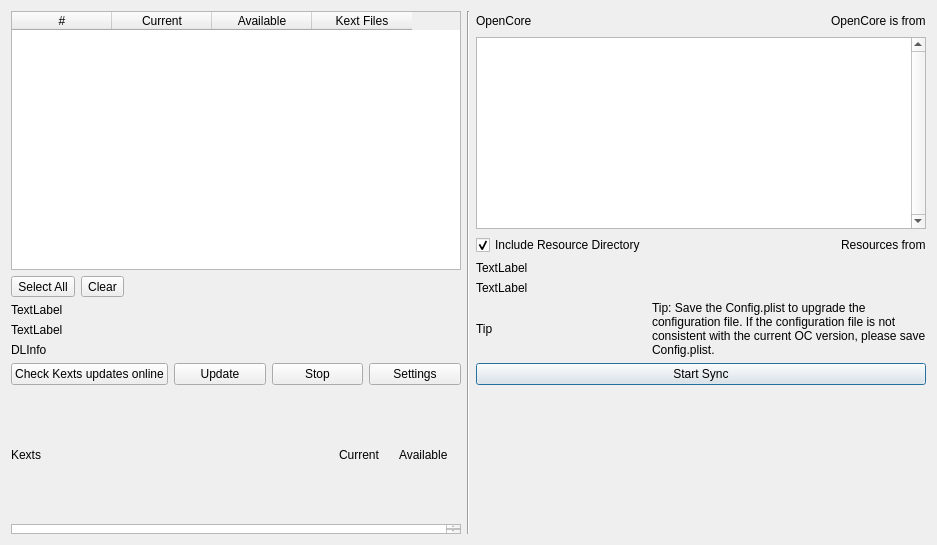
ic005k/OCAuxiliaryTools, file syncocdialog.ui: the form before one commit.
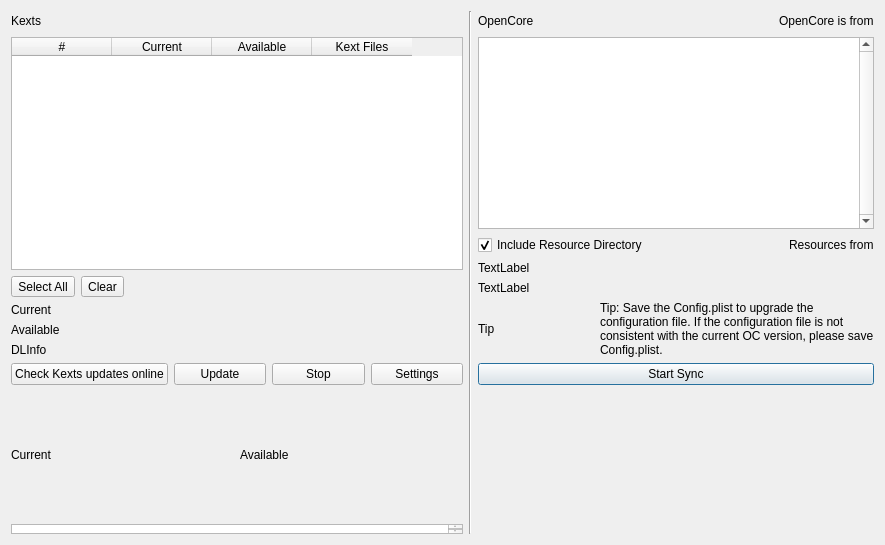
The form after the commit.

What changed in the file:
```diff
--- a/syncocdialog.ui
+++ b/syncocdialog.ui
@@ -6,7 +6,7 @@
    <rect>
     <x>0</x>
     <y>0</y>
-    <width>937</width>
+    <width>885</width>
     <height>545</height>
    </rect>
   </property>
@@ -15,37 +15,33 @@
   </property>
   <layout class="QGridLayout" name="gridLayout_8">
    <item row="0" column="0">
-    <widget class="QTableWidget" name="tableKexts">
-     <column>
-      <property name="text">
-       <string>#</string>
-      </property>
-     </column>
-     <column>
-      <property name="text">
-       <string>Current</string>
-      </property>
-     </column>
-     <column>
-      <property name="text">
-       <string>Available</string>
-      </property>
-     </column>
-     <column>
-      <property name="text">
-       <string>Kext Files</string>
-      </property>
-     </column>
+    <widget class="QLabel" name="lblSource">
+     <property name="text">
+      <string>Kexts</string>
+     </property>
     </widget>
    </item>
-   <item row="0" column="1" rowspan="7">
+   <item row="0" column="1">
+    <spacer name="horizontalSpacer_2">
+     <property name="orientation">
+      <enum>Qt::Horizontal</enum>
+     </property>
+     <property name="sizeHint" stdset="0">
+      <size>
+       <width>387</width>
+       <height>20</height>
+      </size>
+     </property>
+    </spacer>
+   </item>
+   <item row="0" column="2" rowspan="8">
     <widget class="Line" name="line">
      <property name="orientation">
       <enum>Qt::Vertical</enum>
      </property>
     </widget>
    </item>
-   <item row="0" column="2" rowspan="6">
+   <item row="0" column="3" rowspan="7">
     <layout class="QGridLayout" name="gridLayout_4">
      <item row="3" column="0">
       <widget class="QLabel" name="lblTargetLastModi_2">
@@ -184,7 +180,31 @@
      </item>
     </layout>
    </item>
-   <item row="1" column="0">
+   <item row="1" column="0" colspan="2">
+    <widget class="QTableWidget" name="tableKexts">
+     <column>
+      <property name="text">
+       <string>#</string>
+      </property>
+     </column>
+     <column>
+      <property name="text">
+       <string>Current</string>
+      </property>
+     </column>
+     <column>
+      <property name="text">
+       <string>Available</string>
+      </property>
+     </column>
+     <column>
+      <property name="text">
+       <string>Kext Files</string>
+      </property>
+     </column>
+    </widget>
+   </item>
+   <item row="2" column="0" colspan="2">
     <layout class="QGridLayout" name="gridLayout_9">
      <item row="0" column="3">
       <spacer name="horizontalSpacer">
@@ -215,28 +235,28 @@
      </item>
     </layout>
    </item>
-   <item row="2" column="0">
-    <widget class="QLabel" name="lblTargetLastModi">
-     <property name="text">
-      <string>TextLabel</string>
-     </property>
-    </widget>
-   </item>
    <item row="3" column="0">
-    <widget class="QLabel" name="lblSourceLastModi">
+    <widget class="QLabel" name="lblTargetLastModi">
      <property name="text">
-      <string>TextLabel</string>
+      <string>Current</string>
      </property>
     </widget>
    </item>
    <item row="4" column="0">
+    <widget class="QLabel" name="lblSourceLastModi">
+     <property name="text">
+      <string>Available</string>
+     </property>
+    </widget>
+   </item>
+   <item row="5" column="0">
     <widget class="QLabel" name="labelShowDLInfo">
      <property name="text">
       <string>DLInfo</string>
      </property>
     </widget>
    </item>
-   <item row="5" column="0">
+   <item row="6" column="0" colspan="2">
     <layout class="QGridLayout" name="gridLayout_2">
      <item row="0" column="2">
       <widget class="QPushButton" name="btnStop">
@@ -268,7 +288,7 @@
      </item>
     </layout>
    </item>
-   <item row="6" column="0">
+   <item row="7" column="0" colspan="2">
     <layout class="QGridLayout" name="gridLayout_11">
      <item row="2" column="0">
       <layout class="QGridLayout" name="gridLayout_5"/>
@@ -309,54 +329,34 @@
      </item>
      <item row="0" column="0">
       <layout class="QGridLayout" name="gridLayout_3">
-       <item row="0" column="3">
-        <widget class="QLabel" name="label_5">
-         <property name="text">
-          <string/>
-         </property>
-        </widget>
-       </item>
-       <item row="0" column="1">
-        <spacer name="horizontalSpacer_2">
-         <property name="orientation">
-          <enum>Qt::Horizontal</enum>
-         </property>
-         <property name="sizeHint" stdset="0">
-          <size>
-           <width>40</width>
-           <height>20</height>
-          </size>
-         </property>
-        </spacer>
-       </item>
-       <item row="0" column="4">
-        <widget class="QLabel" name="label_4">
-         <property name="text">
-          <string>Available</string>
-         </property>
-        </widget>
-       </item>
        <item row="0" column="0">
-        <widget class="QLabel" name="lblSource">
-         <property name="text">
-          <string>Kexts</string>
-         </property>
-        </widget>
-       </item>
-       <item row="0" column="2">
         <widget class="QLabel" name="label_3">
          <property name="text">
           <string>Current</string>
          </property>
         </widget>
        </item>
-       <item row="0" column="5">
+       <item row="0" column="1">
+        <widget class="QLabel" name="label_5">
+         <property name="text">
+          <string/>
+         </property>
+        </widget>
+       </item>
+       <item row="0" column="3">
         <widget class="QLabel" name="label_6">
          <property name="text">
           <string/>
          </property>
         </widget>
        </item>
+       <item row="0" column="2">
+        <widget class="QLabel" name="label_4">
+         <property name="text">
+          <string>Available</string>
+         </property>
+        </widget>
+       </item>
       </layout>
      </item>
     </layout>
```
Left out of the diff: 2 changed lines with no effect on the pictures.
